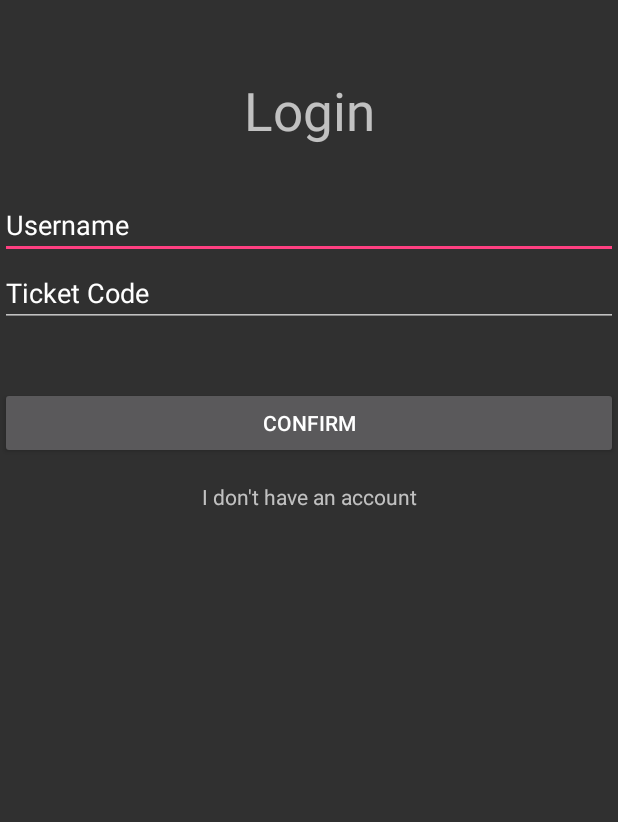
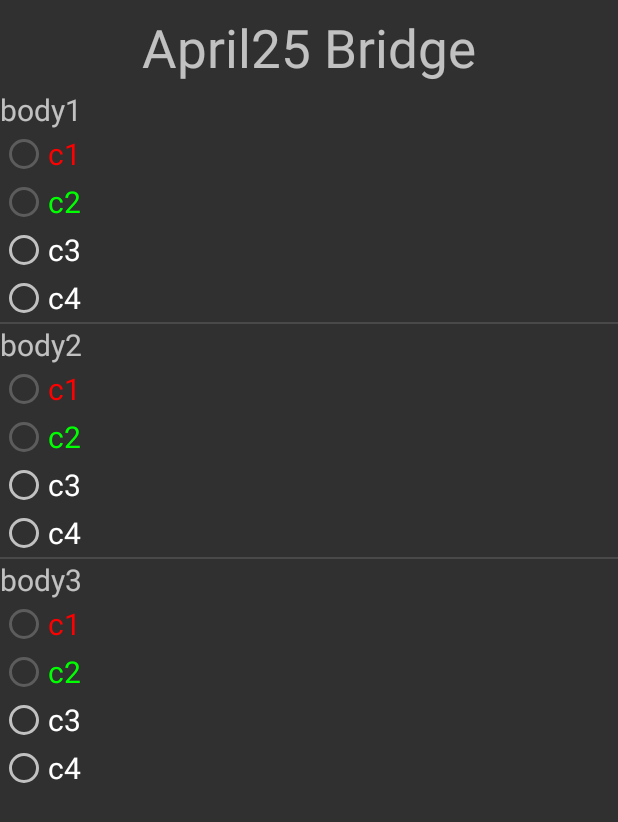
Before and after one commit to pevidex/CMU, an Android app: the MyQuizActivity screen opened directly, with no data from a screen before it, after a tap on "L1", on a phone screen of 412 x 824 dp. Shown: the top 822 px of the screen. Run offline under Robolectric (Android 15) with nearby library versions, the phone set to English and light mode, and no system bars.

Commit message:
the view of my questions

```diff
--- /dev/null
+++ b/CMU/app/src/main/java/com/cmu/group22/hoponcmu/InitAnswers.java
@@ -0,0 +1,82 @@
+package com.cmu.group22.hoponcmu;
+
+import android.content.Context;
+import android.graphics.Color;
+import android.support.v7.widget.AppCompatRadioButton;
+import android.util.Log;
+import android.view.LayoutInflater;
+import android.view.View;
+import android.view.ViewGroup;
+import android.widget.BaseAdapter;
+import android.widget.Button;
+import android.widget.RadioGroup;
+import android.widget.TextView;
+
+import java.util.ArrayList;
+import java.util.List;
+
+import classes.Question;
+
+public class InitAnswers extends BaseAdapter{
+    private Context context;
+    private final List<Question> questions;
+
+    public InitAnswers(Context context, List<Question> questions) {
+        this.context = context;
+        this.questions = new ArrayList<>(questions);
+        Log.d("ATLAS",this.questions.size()+"");
+
+    }
+
+    public View getView(int position, View convertView, ViewGroup parent) {
+        Log.d("ATLAS","enter");
+
+        LayoutInflater inflater = (LayoutInflater) context.getSystemService(context.LAYOUT_INFLATER_SERVICE);
+        View listView;
+        if(convertView == null){
+            listView = new View(context);
+            listView = inflater.inflate(R.layout.questions,null);
+        }else
+            listView = (View) convertView;
+
+        TextView textView = (TextView) listView.findViewById(R.id.AnswersResult_question);
+        textView.setText(questions.get(position).getQuestion());
+        Log.d("ATLAS",questions.get(position).getQuestion());
+
+        Button btn1 = (Button) listView.findViewById(R.id.AnswersResult_Btn_option1);
+        btn1.setText(questions.get(position).getAnswer1());
+        btn1.setSelected(true);
+        btn1.setTextColor(Color.RED);
+        btn1.setEnabled(false);
+
+        Button btn2 = (Button) listView.findViewById(R.id.AnswersResult_Btn_option2);
+        btn2.setText(questions.get(position).getAnswer2());
+        btn2.setTextColor(Color.GREEN);
+        btn2.setEnabled(false);
+
+
+        Button btn3 = (Button) listView.findViewById(R.id.AnswersResult_Btn_option3);
+        btn3.setText(questions.get(position).getAnswer3());
+
+        Button btn4 = (Button) listView.findViewById(R.id.AnswersResult_Btn_option4);
+        btn4.setText(questions.get(position).getAnswer4());
+
+        return listView;
+    }
+
+    @Override
+    public int getCount() {
+        return questions.size();
+    }
+
+    @Override
+    public Object getItem(int i) {
+        return null;
+    }
+
+    @Override
+    public long getItemId(int i) {
+        return 0;
+    }
+
+}
--- a/CMU/app/src/main/java/com/cmu/group22/hoponcmu/InitLocations.java
+++ b/CMU/app/src/main/java/com/cmu/group22/hoponcmu/InitLocations.java
@@ -11,16 +11,17 @@ import android.widget.ImageView;
 import android.widget.TextView;
 
 import java.util.ArrayList;
+import java.util.List;
 
 import classes.Location;
 
 public class InitLocations extends BaseAdapter {
     private Context context;
-    private final ArrayList<Location> locations;
+    private final List<Location> locations;
 
-    public InitLocations(Context context, ArrayList<Location> locations){
+    public InitLocations(Context context, List<Location> locations){
         this.context = context;
-        this.locations = locations;
+        this.locations = new ArrayList<>(locations);
     }
 
     public View getView(int position, View convertView, ViewGroup parent){
--- a/CMU/app/src/main/java/com/cmu/group22/hoponcmu/MyQuizActivity.java
+++ b/CMU/app/src/main/java/com/cmu/group22/hoponcmu/MyQuizActivity.java
@@ -9,6 +9,7 @@ import android.widget.AdapterView;
 import android.widget.ListView;
 
 import java.util.ArrayList;
+import java.util.List;
 
 import classes.Location;
 
@@ -16,7 +17,7 @@ public class MyQuizActivity extends AppCompatActivity {
 
     ListView listView;
 
-    ArrayList<Location> locations=null;
+    List<Location> locations= new ArrayList<>();
 
 
     protected void onCreate(Bundle savedInstanceState){
@@ -32,11 +33,10 @@ public class MyQuizActivity extends AppCompatActivity {
 
     }
 
-    private void setMyquiz(ArrayList< Location > locations){
+    private void setMyquiz(List< Location > locations){
         //this.locations = locations;
 
         //for debug
-        locations = new ArrayList<>();
         locations.add(new Location("L1","res/123.jpg"));
         locations.add(new Location("L2","res/123.jpg"));
         locations.add(new Location("L3","res/123.jpg"));
@@ -51,7 +51,10 @@ public class MyQuizActivity extends AppCompatActivity {
         @Override
         public void onItemClick(AdapterView<?> adapterView, View view, int i, long l) {
             Intent intent = new Intent(view.getContext(), QuizResultActivity.class);
-            intent.putExtra("index_of_quiz",i);
+            //String name_of_quiz = locations.get(i).getName();
+            //Log.d("ATLAS",locations.size()+"");
+
+            intent.putExtra("name_of_quiz",locations.get(i).getName());
             startActivity(intent);
         }
     };
--- a/CMU/app/src/main/java/com/cmu/group22/hoponcmu/QuizResultActivity.java
+++ b/CMU/app/src/main/java/com/cmu/group22/hoponcmu/QuizResultActivity.java
@@ -5,15 +5,51 @@ import android.content.Intent;
 import android.os.Bundle;
 import android.support.v7.app.AppCompatActivity;
 import android.util.Log;
+import android.widget.ListView;
+
+import java.util.ArrayList;
+import java.util.List;
+
+import classes.Question;
 
 public class QuizResultActivity extends AppCompatActivity {
+
+    ListView listView;
+
     private String currentLocation = null;
+    private List<Question> questions = new ArrayList<>();
 
 
     protected void onCreate(Bundle savedInstanceState) {
         super.onCreate(savedInstanceState);
-        setContentView(R.layout.activity_login);
-        int i=getIntent().getIntExtra("index_of_quiz",0);
-        Log.d("ATLAS",i+"");
+        setContentView(R.layout.activity_quizresult);
+
+        String name_of_quiz;
+        Intent intent = getIntent();
+        Bundle bundle = intent.getExtras();
+        if(bundle!=null){
+            name_of_quiz = bundle.getString("name_of_quiz");
+        }else{
+            return;
+        }
+        currentLocation = name_of_quiz;
+
+        listView = (ListView) findViewById(R.id.AnswersResult);
+
+        setMyAnswers(null);
     }
+
+    private void setMyAnswers(List<Question> questionList) {
+        //for debug
+        //questionList.add(new Question())
+        questions.add(new Question("body1","c1","c2","c3","c4"));
+        questions.add(new Question("body2","c1","c2","c3","c4"));
+        questions.add(new Question("body3","c1","c2","c3","c4"));
+        listView.setAdapter(new InitAnswers(this,questions));
+
+
+
+    }
+
+
 }
--- /dev/null
+++ b/CMU/app/src/main/res/layout/activity_quizresult.xml
@@ -0,0 +1,30 @@
+<?xml version="1.0" encoding="utf-8"?>
+<android.support.constraint.ConstraintLayout
+    xmlns:android="http://schemas.android.com/apk/res/android"
+    xmlns:app="http://schemas.android.com/apk/res-auto"
+    xmlns:tools="http://schemas.android.com/tools"
+    android:layout_width="match_parent"
+    android:layout_height="match_parent">
+
+    <TextView
+        android:id="@+id/AnswerResultTItle"
+        android:layout_width="0dp"
+        android:layout_height="wrap_content"
+        android:layout_marginTop="8dp"
+        android:gravity="center"
+        android:text="April25 Bridge"
+        android:textSize="35dp"
+        app:layout_constraintEnd_toEndOf="parent"
+        app:layout_constraintHorizontal_bias="0.503"
+        app:layout_constraintLeft_toLeftOf="parent"
+        app:layout_constraintRight_toRightOf="parent"
+        app:layout_constraintStart_toStartOf="parent"
+        app:layout_constraintTop_toTopOf="parent" />
+
+    <ListView
+        android:id="@+id/AnswersResult"
+        android:layout_width="match_parent"
+        android:layout_height="0dp"
+        android:layout_marginTop="4dp"
+        app:layout_constraintTop_toBottomOf="@+id/AnswerResultTItle" />
+</android.support.constraint.ConstraintLayout>
--- /dev/null
+++ b/CMU/app/src/main/res/layout/questions.xml
@@ -0,0 +1,51 @@
+<?xml version="1.0" encoding="utf-8"?>
+<LinearLayout xmlns:android="http://schemas.android.com/apk/res/android"
+    android:orientation="vertical" android:layout_width="match_parent"
+    android:layout_height="match_parent">
+
+    <TextView
+        android:id="@+id/AnswersResult_question"
+        android:layout_width="wrap_content"
+        android:layout_height="wrap_content"
+        android:text="1. How long it has been?"
+        android:textSize="20dp" />
+
+    <RadioGroup
+        android:id="@+id/AnswersResult_radio"
+        android:layout_width="match_parent"
+        android:layout_height="wrap_content">
+
+        <RadioButton
+            android:id="@+id/AnswersResult_Btn_option1"
+            android:layout_width="wrap_content"
+            android:layout_height="wrap_content"
+            android:layout_weight="1"
+            android:text="10years"
+            android:textSize="20dp" />
+
+        <RadioButton
+            android:id="@+id/AnswersResult_Btn_option2"
+            android:layout_width="wrap_content"
+            android:layout_height="wrap_content"
+            android:layout_weight="1"
+            android:text="11years"
+            android:textSize="20dp" />
+
+        <RadioButton
+            android:id="@+id/AnswersResult_Btn_option3"
+            android:layout_width="wrap_content"
+            android:layout_height="wrap_content"
+            android:layout_weight="1"
+            android:text="13years"
+            android:textSize="20dp" />
+
+        <RadioButton
+            android:id="@+id/AnswersResult_Btn_option4"
+            android:layout_width="wrap_content"
+            android:layout_height="wrap_content"
+            android:layout_weight="1"
+            android:text="16years"
+            android:textSize="20dp" />
+    </RadioGroup>
+
+</LinearLayout>
```
